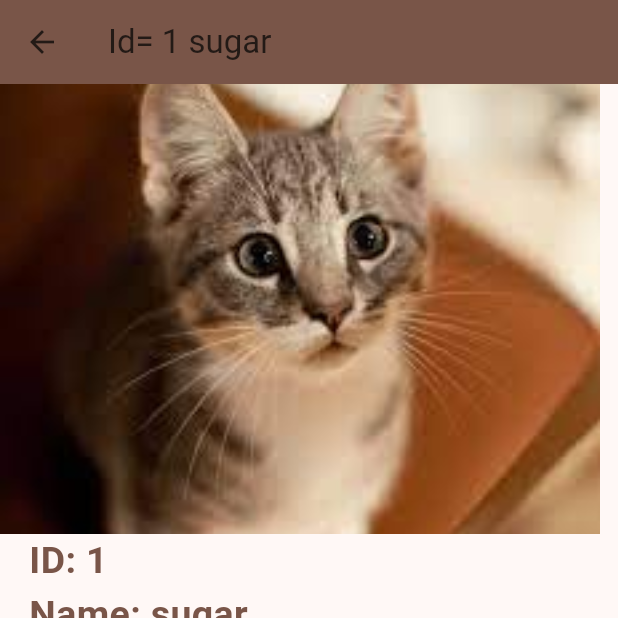
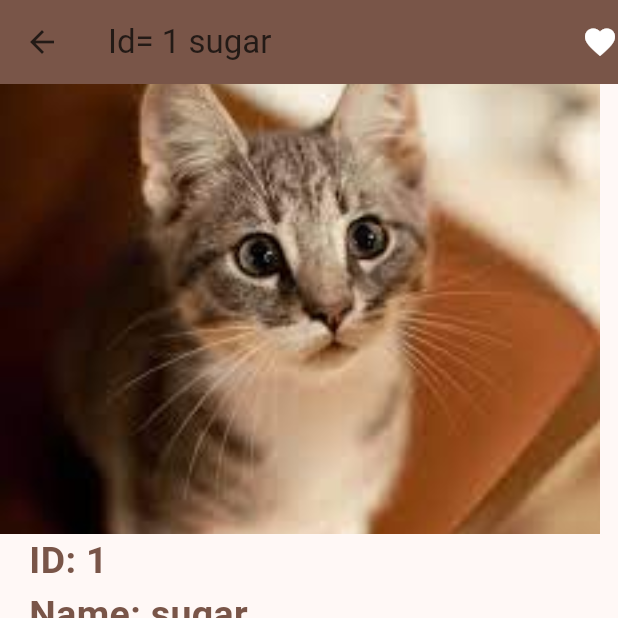
Before and after one commit to arwaayman16/PetaApp, a Flutter app: the petInfo screen opened directly with sample values from the repository, on a phone screen of 412 x 824 dp, the top half of it. Run offline on Flutter 3.47's test engine with Material 2 defaults, Android fonts, the light colour scheme and no system bars; our stand-ins replace fluttertoast.

Commit message:
add pet and favorite

```diff
--- a/lib/data/models/pet.dart
+++ b/lib/data/models/pet.dart
@@ -1,6 +1,8 @@
 import 'package:flutter/material.dart';
 
 class Pet {
-  final String id, name, imageUrl;
-  Pet(this.id, this.imageUrl, this.name);
+  final String name, imageUrl;
+  final int id;
+  bool isFav;
+  Pet(this.id, this.imageUrl, this.name ,{this.isFav=false});
 }
--- a/lib/main.dart
+++ b/lib/main.dart
@@ -22,7 +22,7 @@ class MyApp extends StatelessWidget {
             ColorScheme.fromSeed(seedColor: Color.fromARGB(197, 49, 13, 1)),
         useMaterial3: true,
       ),
-      home: FormPage(),
+      home:petPage(),
     );
   }
 }
--- a/lib/presentation/pages/pet_info_page.dart
+++ b/lib/presentation/pages/pet_info_page.dart
@@ -2,17 +2,42 @@ import 'package:flutter/material.dart';
 import 'package:sec12/data/datasource/data_source.dart';
 import 'package:sec12/data/models/pet.dart';
 import 'package:sec12/presentation/pages/widget/confirm_adopt.dart';
+import 'package:fluttertoast/fluttertoast.dart';
 
-class petInfo extends StatelessWidget {
+class petInfo extends StatefulWidget {
   const petInfo({super.key, required this.pet});
   final Pet pet;
+
+  @override
+  State<petInfo> createState() => _petInfoState();
+}
+
+class _petInfoState extends State<petInfo> {
   @override
   Widget build(BuildContext context) {
     return Scaffold(
       appBar: AppBar(
           backgroundColor: Colors.brown,
-        title: Text("Id= ${pet.id} ${pet.name}"),
+          title: Text("Id= ${widget.pet.id} ${widget.pet.name}"),
+          actions: <Widget>[
+            GestureDetector(
+              child: Icon(
+                Icons.favorite,
+                color: widget.pet.isFav ? Colors.red : Colors.white,
               ),
+              onTap: () {
+                setState(() {
+                  widget.pet.isFav = !widget.pet.isFav;
+                  Fluttertoast.showToast(
+                    backgroundColor: Colors.black,
+                    msg: widget.pet.isFav
+                        ? "Added to favorite"
+                        : "Deleted frome favorite",
+                  );
+                });
+              },
+            ),
+          ]),
       body: Column(
         crossAxisAlignment: CrossAxisAlignment.start,
         children: [
@@ -21,20 +46,20 @@ class petInfo extends StatelessWidget {
             height: 300,
             width: 400,
             child: Image.asset(
-              "${pet.imageUrl}",
+              "${widget.pet.imageUrl}",
               width: 200,
               height: 300,
               fit: BoxFit.cover,
             ),
           ),
           Text(
-            "   ID: ${pet.id}",
+            "   ID: ${widget.pet.id}",
             textAlign: TextAlign.start,
             style: TextStyle(
                 fontSize: 25, fontWeight: FontWeight.w700, color: Colors.brown),
           ),
           Text(
-            "   Name: ${pet.name}",
+            "   Name: ${widget.pet.name}",
             textAlign: TextAlign.start,
             style: TextStyle(
                 fontSize: 25, fontWeight: FontWeight.w700, color: Colors.brown),
@@ -44,15 +69,19 @@ class petInfo extends StatelessWidget {
             child: Text(
               advice,
               style: TextStyle(fontSize: 22),
-                  ),),
+            ),
+          ),
           Spacer(),
           Container(
               child: ElevatedButton(
                 onPressed: () => showDialog(
                     context: context,
-                    builder: (context) => ConfirmAdopt(pet: pet)),
+                    builder: (context) => ConfirmAdopt(pet: widget.pet)),
                 style: ElevatedButton.styleFrom(backgroundColor: Colors.brown),
-                child: Text("adopt",style: TextStyle(color: Colors.white,fontSize: 20),),
+                child: Text(
+                  "adopt",
+                  style: TextStyle(color: Colors.white, fontSize: 20),
+                ),
               ),
               width: 410,
               height: 50,
--- a/pubspec.yaml
+++ b/pubspec.yaml
@@ -30,15 +30,17 @@ environment:
 dependencies:
   flutter:
     sdk: flutter
-
+  fluttertoast: ^8.2.2
 
   # The following adds the Cupertino Icons font to your application.
   # Use with the CupertinoIcons class for iOS style icons.
   cupertino_icons: ^1.0.2
 
+
 dev_dependencies:
   flutter_test:
     sdk: flutter
+
 
   # The "flutter_lints" package below contains a set of recommended lints to
   # encourage good coding practices. The lint set provided by the package is
```
Also changed, not shown: lib/data/datasource/data_source.dart (+9 -9 lines), lib/presentation/pages/add_pet.dart (added, +64 -0 lines), lib/presentation/pages/favorite.dart (added, +27 -0 lines), lib/presentation/pages/form_page.dart (+7 -3 lines), lib/presentation/pages/pets_page.dart (+35 -6 lines), assets/images/p10.jpg (added), pubspec.lock. Lines whose indentation alone changed are shown as unchanged.
